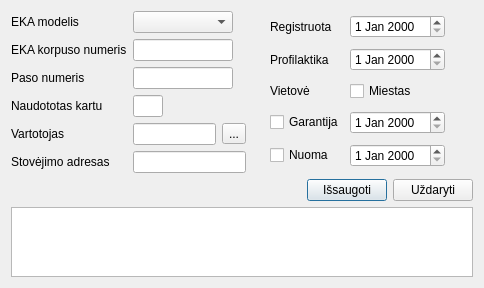
This is duombaze/naujaseka.ui in Tautvydas2019/Diplomas as Qt 5 draws it before an edit. The edited form follows.
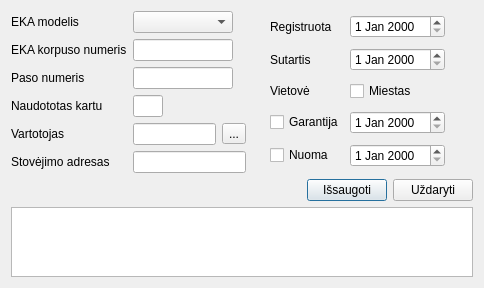
This is the edited form.

```diff
--- a/duombaze/naujaseka.ui
+++ b/duombaze/naujaseka.ui
@@ -169,7 +169,7 @@
      <item row="1" column="1">
       <widget class="QLabel" name="label_profilaktika">
        <property name="text">
-        <string>Profilaktika</string>
+        <string>Sutartis</string>
        </property>
       </widget>
      </item>
```
Left out of the diff: 16 changed lines with no effect on the pictures.
